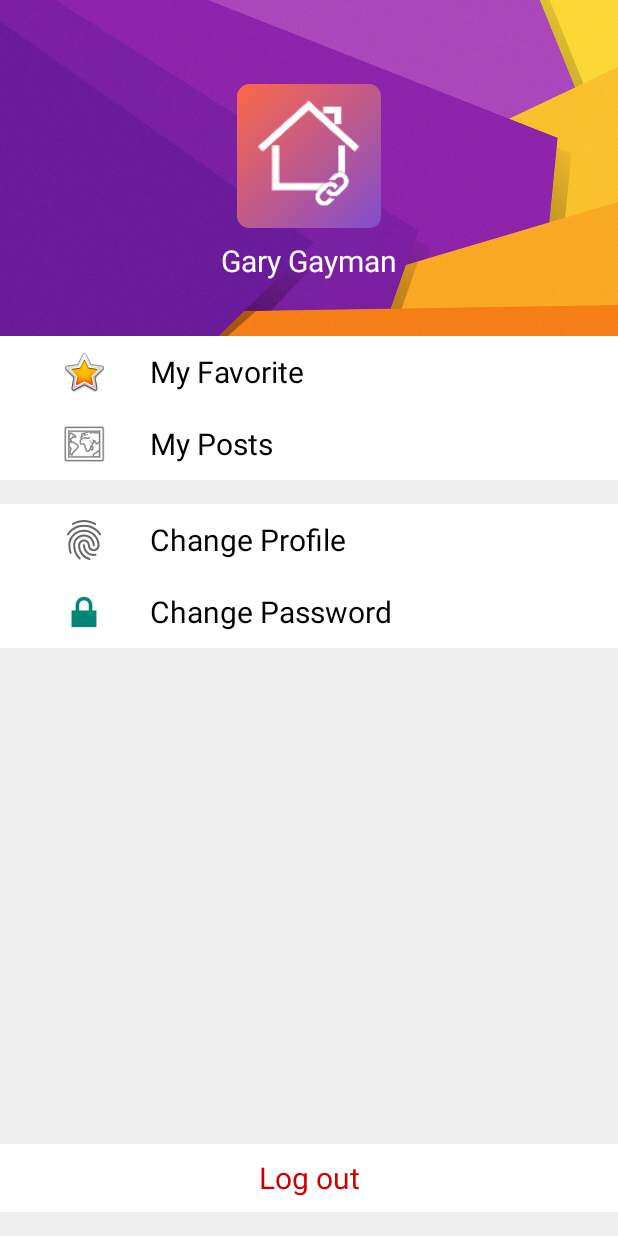
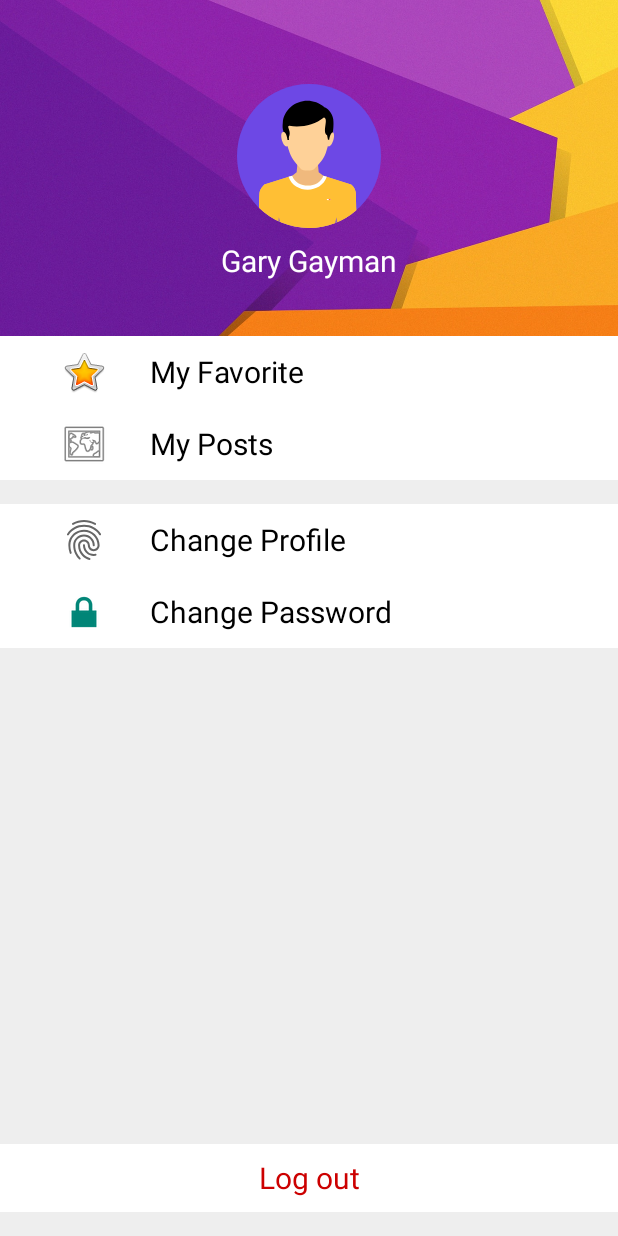
Before and after one commit to CrysisDeu/unilink, an Android app: the layout fragment_my.xml on its own in the app's theme, with its tools: preview values and no code run, on a phone screen of 412 x 824 dp. Run offline under Robolectric (Android 15) with nearby library versions, the phone set to English and light mode, and no system bars; Roboto replaces fonts that are not available here.

Commit message:
fix create main twice bug, change name in my

```diff
--- /dev/null
+++ b/app/src/main/res/drawable/ic_male_profile_without_pic.xml
@@ -0,0 +1,12 @@
+<vector android:height="24dp" android:viewportHeight="512"
+    android:viewportWidth="512" android:width="24dp" xmlns:android="http://schemas.android.com/apk/res/android">
+    <path android:fillColor="#6d48e5" android:pathData="m256,0c141.385,0 256,114.615 256,256s-114.615,256 -256,256 -256,-114.615 -256,-256 114.615,-256 256,-256z"/>
+    <path android:fillColor="#f0b97d" android:pathData="m217.526,257.219h67.503l5.473,56.894 16.512,12.124 98.292,31.154s12.886,7.094 16.674,26.923c0.785,4.097 1.483,36.682 2.125,64.751 -44.978,39.19 -103.765,62.931 -168.105,62.931 -69.046,0 -131.695,-27.343 -177.74,-71.78 0.402,-24.036 0.998,-49.001 2.319,-55.901 2.55,-13.367 16.674,-26.923 16.674,-26.923l98.962,-31.583 15.847,-11.695 5.464,-56.899z"/>
+    <path android:fillColor="#ffbf34" android:pathData="m196.21,325.813 l-98.962,31.583s-14.124,13.556 -16.674,26.923c-1.321,6.9 -1.917,31.865 -2.319,55.901 46.045,44.437 108.699,71.78 177.74,71.78 64.339,0 123.132,-23.74 168.105,-62.931 -0.642,-28.064 -1.344,-60.649 -2.125,-64.751 -3.787,-19.828 -16.674,-26.923 -16.674,-26.923l-98.292,-31.154c-16.285,47.764 -95.275,45.773 -110.799,-0.428z"/>
+    <path android:fillColor="#fed198" android:pathData="m166.992,170.811c-21.172,-3.755 -3.122,59.471 12.337,50.044l8.3,24.369c7.478,21.953 26.332,41.938 40.682,57.767 5.603,6.171 39.911,6.069 45.458,0.236 15.889,-16.711 34.766,-35.481 41.855,-58.123l7.593,-24.244c15.487,9.413 33.495,-53.795 12.341,-50.044 1.464,-49.213 -33.334,-96.962 -84.283,-97.179 -50.95,0.217 -85.747,47.966 -84.283,97.179z"/>
+    <path android:fillColor="#000" android:pathData="m312.044,83.327c5.986,-0.693 27.583,19.039 30.174,41.888 2.591,22.854 -1.349,46.409 -1.349,46.409 -10.572,2.291 -12.789,26.419 -12.789,26.419l-4.582,0.199 -3.265,-16.461c-18.932,-11.866 7.469,-58.751 -11.468,-62.861 -32.415,26.697 -80.501,36.576 -122.457,29.722 -11.778,1.57 5.353,16.452 0.383,33.574 -3.663,6.392 -1.478,16.48 -1.478,16.48l-5.478,0.684s-3.39,-28.641 -13.953,-28.521c-4.882,-13.196 -3.88,-21.556 -2.984,-33.348 4.965,-65.337 87.978,-106.347 149.242,-54.183h0.004z"/>
+    <path android:fillColor="#fff" android:pathData="m319.291,330.131c-21.205,61.254 -115.114,61.019 -136.092,-0.166l13.011,-4.152c15.524,46.197 94.514,48.188 110.8,0.43l12.281,3.894z"/>
+    <path android:fillColor="#6d48e5" android:pathData="m147.838,488.075 l1.076,-14.235 3.469,16.309c-1.525,-0.675 -3.04,-1.368 -4.545,-2.074zM355.017,492.139c-1.917,0.804 -3.838,1.584 -5.778,2.342l4.392,-20.641 1.381,18.3h0.005z"/>
+    <path android:fillColor="#fff" android:pathData="m319.674,408.877h13.256v3.898h-13.256z"/>
+    <path android:fillColor="#ff6845" android:pathData="m326.302,408.877h6.628v3.898h-6.628z"/>
+</vector>
--- a/app/src/main/res/layout/fragment_my.xml
+++ b/app/src/main/res/layout/fragment_my.xml
@@ -31,10 +31,10 @@
                 android:layout_gravity="center_vertical"
                 android:layout_marginBottom="8dp"
                 android:layout_marginTop="56dp"
-                app:srcCompat="@mipmap/ic_launcher_round" />
+                app:srcCompat="@drawable/ic_male_profile_without_pic" />
 
             <TextView
-                android:id="@+id/textView"
+                android:id="@+id/name"
                 android:layout_width="match_parent"
                 android:layout_height="wrap_content"
                 android:layout_marginBottom="20dp"
```
Also changed, not shown: app/src/main/java/com/teamxod/unilink/MyFragment.java (+12 -5 lines), app/src/main/java/com/teamxod/unilink/StartActivity.java (+6 -2 lines), app/src/main/res/drawable/ic_girl.xml (added, +11 -0 lines).
